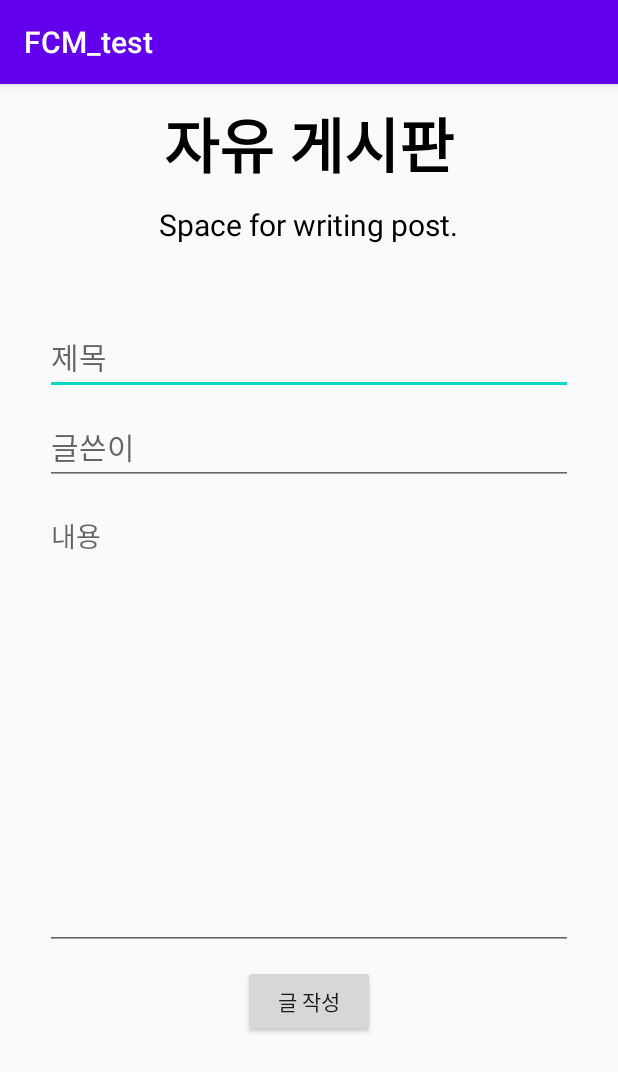
After one commit to taxol1203/simple_board_android, an Android app: the WritePost screen opened directly, with no data from a screen before it, on a phone screen of 412 x 824 dp. The commit adds this screen. Shown: the top 1072 px of the screen. Run offline under Robolectric (Android 15) with nearby library versions, the phone set to English and light mode, and no system bars.

Commit message:
Write the post to DB - successful

```diff
--- /dev/null
+++ b/app/src/main/res/layout/activity_write_post.xml
@@ -0,0 +1,78 @@
+<?xml version="1.0" encoding="utf-8"?>
+<RelativeLayout xmlns:android="http://schemas.android.com/apk/res/android"
+    xmlns:app="http://schemas.android.com/apk/res-auto"
+    xmlns:tools="http://schemas.android.com/tools"
+    android:layout_width="match_parent"
+    android:layout_height="match_parent"
+    tools:context=".WritePost">
+
+    <TextView
+        android:id="@+id/title_write_board"
+        android:layout_width="wrap_content"
+        android:layout_height="wrap_content"
+        android:layout_centerHorizontal="true"
+        android:text="자유 게시판"
+        android:layout_margin="10dp"
+        android:textSize="40sp"
+        android:textStyle="bold"
+        android:textColor="#000000"
+        />
+    <TextView
+        android:layout_width="wrap_content"
+        android:layout_height="wrap_content"
+        android:id="@+id/subTitle"
+        android:layout_centerHorizontal="true"
+        android:text="Space for writing post."
+        android:layout_below="@+id/title_write_board"
+        android:textColor="#000000"
+        android:textSize="20sp"
+        />
+    <LinearLayout
+        android:id="@+id/space_write"
+        android:layout_width="match_parent"
+        android:layout_height="wrap_content"
+        android:layout_below="@+id/subTitle"
+        android:layout_marginStart="30dp"
+        android:layout_marginEnd="30dp"
+        android:layout_marginTop="50dp"
+        android:orientation="vertical">
+
+        <EditText
+            android:layout_width="match_parent"
+            android:layout_height="50dp"
+            android:id="@+id/write_title"
+            android:hint="제목"
+            android:textSize="20sp"
+            />
+        <EditText
+            android:layout_width="match_parent"
+            android:layout_height="50dp"
+            android:id="@+id/write_writer"
+            android:hint="글쓴이"
+            android:layout_marginTop="10dp"
+            android:textSize="20sp"
+            />
+        <EditText
+            android:layout_width="match_parent"
+            android:layout_height="300dp"
+            android:id="@+id/write_content"
+            android:hint="내용"
+            android:gravity="top"
+            android:layout_marginTop="10dp"
+            />
+    </LinearLayout>
+
+
+    <Button
+        android:layout_width="wrap_content"
+        android:layout_height="wrap_content"
+        android:id="@+id/write_button_ok_sign"
+        android:layout_below="@+id/space_write"
+        android:layout_centerHorizontal="true"
+        android:text="글 작성"
+        android:layout_marginTop="10dp"
+        />
+
+
+
+</RelativeLayout>
```
Also changed, not shown: app/src/main/AndroidManifest.xml (+5 -6 lines), app/src/main/java/com/example/fcm_test/MainActivity.java (+19 -1 lines), app/src/main/java/com/example/fcm_test/WritePost.java (added, +136 -0 lines), app/src/main/res/layout/activity_main.xml (+9 -2 lines).
